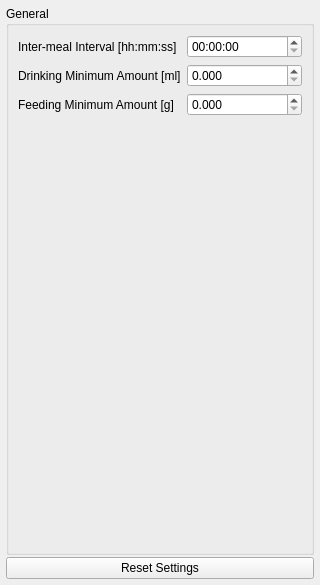
Old version of the form tse_analytics/modules/phenomaster/meal_details/views/meal_details_settings_widget.ui in the repository TSE-Systems/tse-analytics.
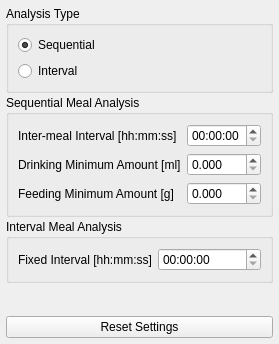
New version of the form.

Commit message: Interval meal analysis implemented.

The edit to the form file:
```diff
--- a/tse_analytics/modules/phenomaster/meal_details/views/meal_details_settings_widget.ui
+++ b/tse_analytics/modules/phenomaster/meal_details/views/meal_details_settings_widget.ui
@@ -2,14 +2,6 @@
 <ui version="4.0">
  <class>MealDetailsSettingsWidget</class>
  <widget class="QWidget" name="MealDetailsSettingsWidget">
-  <property name="geometry">
-   <rect>
-    <x>0</x>
-    <y>0</y>
-    <width>320</width>
-    <height>585</height>
-   </rect>
-  </property>
   <property name="windowTitle">
    <string>Form</string>
   </property>
@@ -38,14 +30,6 @@
       <bool>true</bool>
      </property>
      <widget class="QWidget" name="scrollAreaWidgetContents">
-      <property name="geometry">
-       <rect>
-        <x>0</x>
-        <y>0</y>
-        <width>312</width>
-        <height>577</height>
-       </rect>
-      </property>
       <layout class="QVBoxLayout" name="verticalLayout_2">
        <property name="spacing">
         <number>2</number>
@@ -65,7 +49,33 @@
        <item>
         <widget class="QGroupBox" name="groupBoxGeneralSettings">
          <property name="title">
-          <string>General</string>
+          <string>Analysis Type</string>
+         </property>
+         <layout class="QVBoxLayout" name="verticalLayout_3">
+          <item>
+           <widget class="QRadioButton" name="radioButtonSequentialType">
+            <property name="text">
+             <string>Sequential</string>
+            </property>
+            <property name="checked">
+             <bool>true</bool>
+            </property>
+           </widget>
+          </item>
+          <item>
+           <widget class="QRadioButton" name="radioButtonIntervalType">
+            <property name="text">
+             <string>Interval</string>
+            </property>
+           </widget>
+          </item>
+         </layout>
+        </widget>
+       </item>
+       <item>
+        <widget class="QGroupBox" name="groupBoxSequentialSettings">
+         <property name="title">
+          <string>Sequential Meal Analysis</string>
          </property>
          <layout class="QFormLayout" name="formLayout">
           <item row="0" column="0">
@@ -119,6 +129,42 @@
          </layout>
         </widget>
        </item>
+       <item>
+        <widget class="QGroupBox" name="groupBoxIntervalSettings">
+         <property name="title">
+          <string>Interval Meal Analysis</string>
+         </property>
+         <layout class="QFormLayout" name="formLayout_2">
+          <item row="0" column="0">
+           <widget class="QLabel" name="fixedIntervalLabel">
+            <property name="text">
+             <string>Fixed Interval [hh:mm:ss]</string>
+            </property>
+           </widget>
+          </item>
+          <item row="0" column="1">
+           <widget class="QTimeEdit" name="fixedIntervalTimeEdit">
+            <property name="displayFormat">
+             <string>HH:mm:ss</string>
+            </property>
+           </widget>
+          </item>
+         </layout>
+        </widget>
+       </item>
+       <item>
+        <spacer name="verticalSpacer">
+         <property name="orientation">
+          <enum>Qt::Vertical</enum>
+         </property>
+         <property name="sizeHint" stdset="0">
+          <size>
+           <width>20</width>
+           <height>40</height>
+          </size>
+         </property>
+        </spacer>
+       </item>
        <item>
         <widget class="QPushButton" name="pushButtonResetSettings">
          <property name="text">
```
Left out of the diff: 2 changed lines with no effect on the pictures. The commit also changes 14 other files.
